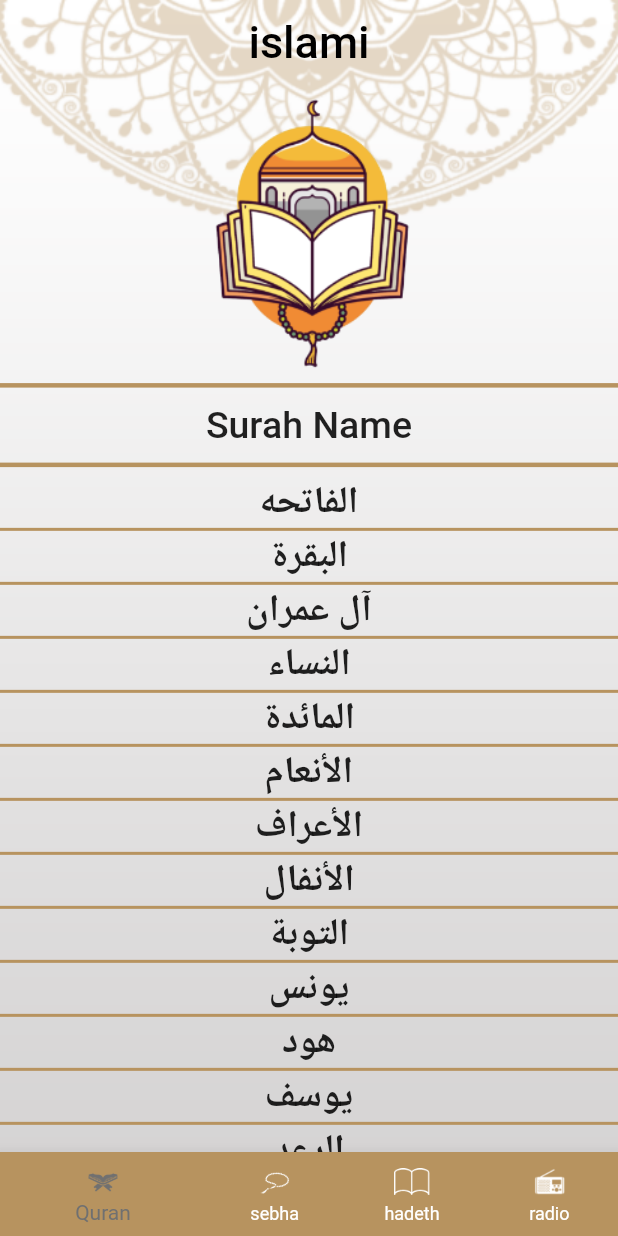
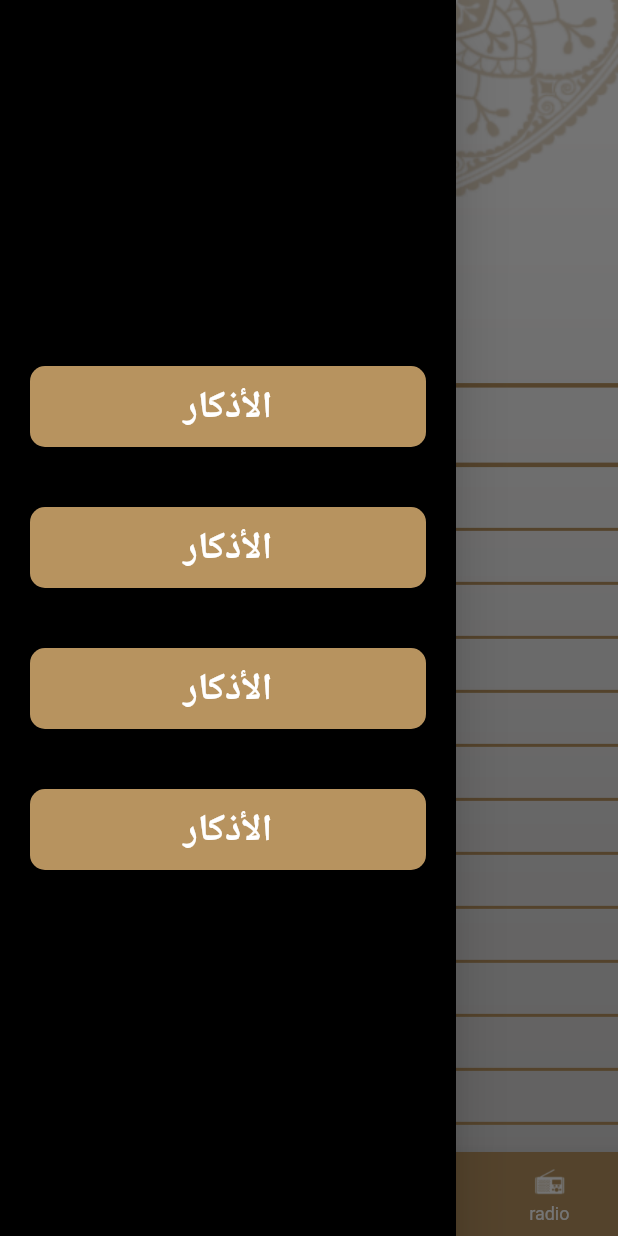
Before and after one commit to ZiadElsaadany/islami, a Flutter app: the screen it shows after launch, with the side drawer open (before the commit the screen has no drawer), on a phone screen of 412 x 824 dp. Run offline on Flutter 3.47's test engine with Material 2 defaults, Android fonts, the phone set to English and light mode, and no system bars.

```diff
--- a/lib/Home/Home.dart
+++ b/lib/Home/Home.dart
@@ -63,7 +63,85 @@ class _HomeState extends State<Home> {
           ),
         ),
         body: gitBody(),
-      ),
+           drawer: Drawer(
+             child: Container(
+               decoration: BoxDecoration(
+                 color: Colors.black
+               ),
+               child: Column(
+                 mainAxisAlignment: MainAxisAlignment.center,
+                 children: [
+                   Container  (
+                     margin: EdgeInsets.all(20),
+                     width: double.infinity,
+                     child: ElevatedButton(
+                         style: ButtonStyle(
+                           backgroundColor: MaterialStateProperty.all(MyThemeData.primaryColor),
+                           padding: MaterialStateProperty.all(EdgeInsets.all(10)),
+                           shape: MaterialStateProperty.all(RoundedRectangleBorder(
+                             borderRadius: BorderRadius.circular(10),
+                           ))
+                         ),
+                         onPressed: (){}, child: Text("الأذكار" , style: TextStyle(
+                       fontSize: 25,
+                       fontWeight: FontWeight.bold,
+                     ),)),
+                   ),
+                   Container  (
+                     margin: EdgeInsets.all(20),
+                     width: double.infinity,
+                     child: ElevatedButton(
+                         style: ButtonStyle(
+                           backgroundColor: MaterialStateProperty.all(MyThemeData.primaryColor),
+                           padding: MaterialStateProperty.all(EdgeInsets.all(10)),
+                           shape: MaterialStateProperty.all(RoundedRectangleBorder(
+                             borderRadius: BorderRadius.circular(10),
+                           ))
+                         ),
+                         onPressed: (){}, child: Text("الأذكار" , style: TextStyle(
+                       fontSize: 25,
+                       fontWeight: FontWeight.bold,
+                     ),)),
+                   ),
+                   Container  (
+                     margin: EdgeInsets.all(20),
+                     width: double.infinity,
+                     child: ElevatedButton(
+                         style: ButtonStyle(
+                           backgroundColor: MaterialStateProperty.all(MyThemeData.primaryColor),
+                           padding: MaterialStateProperty.all(EdgeInsets.all(10)),
+                           shape: MaterialStateProperty.all(RoundedRectangleBorder(
+                             borderRadius: BorderRadius.circular(10),
+                           ))
+                         ),
+                         onPressed: (){}, child: Text("الأذكار" , style: TextStyle(
+                       fontSize: 25,
+                       fontWeight: FontWeight.bold,
+                     ),)),
+                   ),
+                   Container  (
+                     margin: EdgeInsets.all(20),
+                     width: double.infinity,
+                     child: ElevatedButton(
+                         style: ButtonStyle(
+                           backgroundColor: MaterialStateProperty.all(MyThemeData.primaryColor),
+                           padding: MaterialStateProperty.all(EdgeInsets.all(10)),
+                           shape: MaterialStateProperty.all(RoundedRectangleBorder(
+                             borderRadius: BorderRadius.circular(10),
+                           ))
+                         ),
+                         onPressed: (){}, child: Text("الأذكار" , style: TextStyle(
+                       fontSize: 25,
+                       fontWeight: FontWeight.bold,
+                     ),)),
+                   ),
+                 ],
+               ),
+
+               ),
+             ),
+           ),
+
     );
   }
   Widget ? gitBody() {
```
